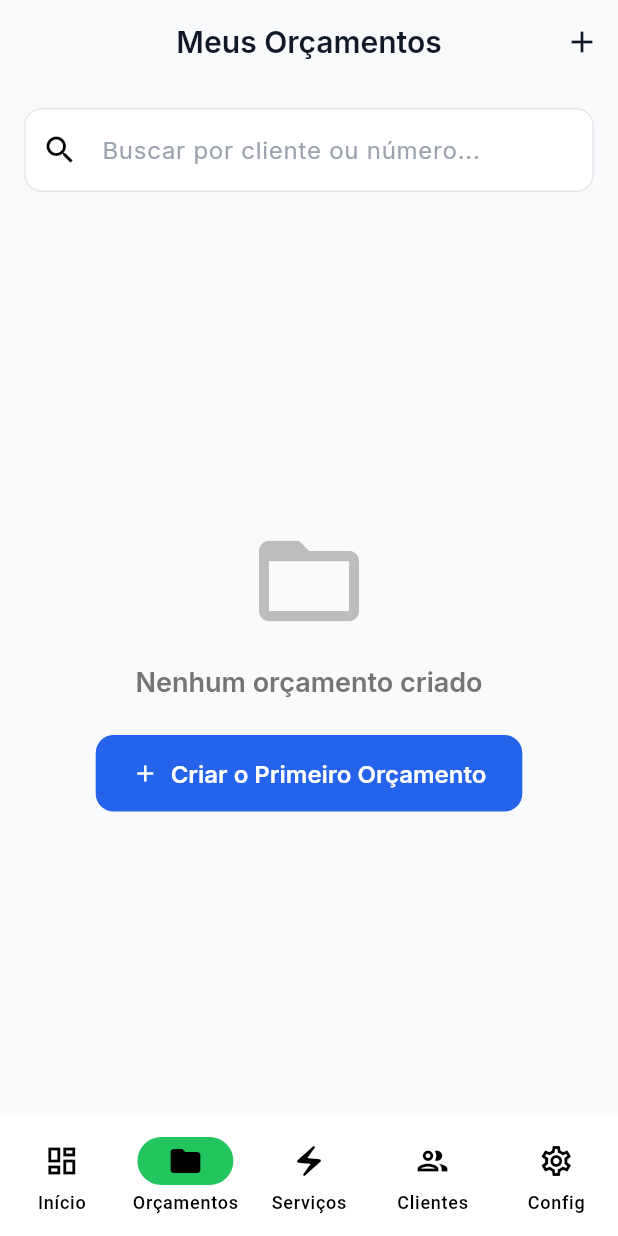
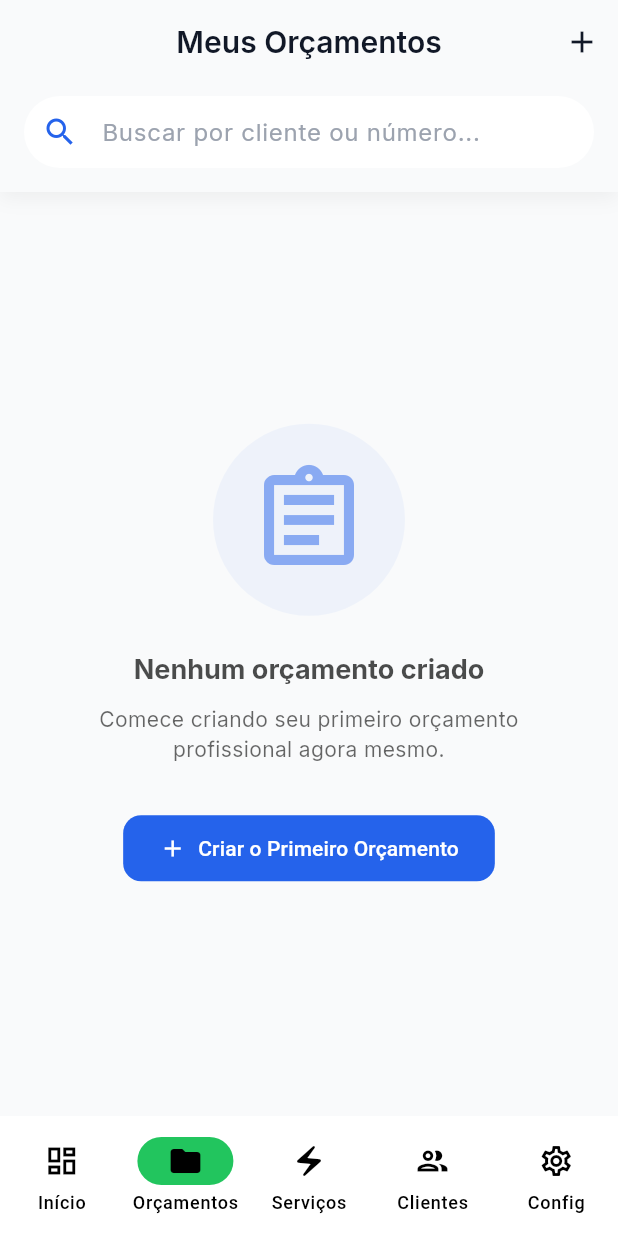
Before and after one commit to leaovictor/orca_facil, a Flutter app: the BudgetsScreen screen opened by its route, on a phone screen of 412 x 824 dp. Run offline on Flutter 3.47's test engine with Material 3 defaults, Android fonts, the phone set to English and light mode, and no system bars; our stand-ins replace cloud_firestore, cloud_functions, firebase_auth, firebase_core, firebase_storage, fl_chart and 10 more; missing offline and left inert: excel, pix_flutter; accounts and stored records are empty; network calls fail.

Commit message:
feat: Redesign budget card UI with updated styling, reorganized layout, and improved action buttons.

```diff
--- a/lib/screens/budget/budgets_screen.dart
+++ b/lib/screens/budget/budgets_screen.dart
@@ -139,24 +139,57 @@ class _BudgetsScreenState extends ConsumerState<BudgetsScreen> {
           return Column(
             children: [
               // Search Bar
-              Padding(
-                padding: const EdgeInsets.all(16),
+              Container(
+                padding: const EdgeInsets.fromLTRB(16, 8, 16, 16),
+                decoration: BoxDecoration(
+                  color: Theme.of(context).scaffoldBackgroundColor,
+                  boxShadow: [
+                    BoxShadow(
+                      color: Colors.black.withValues(alpha: 0.05),
+                      blurRadius: 10,
+                      offset: const Offset(0, 4),
+                    ),
+                  ],
+                ),
                 child: TextField(
                   controller: _searchController,
                   decoration: InputDecoration(
                     hintText: 'Buscar por cliente ou número...',
-                    prefixIcon: const Icon(Icons.search),
+                    prefixIcon: Icon(
+                      Icons.search,
+                      color: Theme.of(context).colorScheme.primary,
+                    ),
                     suffixIcon: _searchQuery.isNotEmpty
                         ? IconButton(
-                            icon: const Icon(Icons.clear),
+                            icon: const Icon(Icons.clear, size: 20),
                             onPressed: () {
                               _searchController.clear();
                               setState(() => _searchQuery = '');
                             },
                           )
                         : null,
+                    filled: true,
+                    fillColor: Theme.of(context).cardColor,
+                    contentPadding: const EdgeInsets.symmetric(
+                      horizontal: 20,
+                      vertical: 12,
+                    ),
                     border: OutlineInputBorder(
-                      borderRadius: BorderRadius.circular(12),
+                      borderRadius: BorderRadius.circular(30),
+                      borderSide: BorderSide.none,
+                    ),
+                    enabledBorder: OutlineInputBorder(
+                      borderRadius: BorderRadius.circular(30),
+                      borderSide: BorderSide.none,
+                    ),
+                    focusedBorder: OutlineInputBorder(
+                      borderRadius: BorderRadius.circular(30),
+                      borderSide: BorderSide(
+                        color: Theme.of(
+                          context,
+                        ).colorScheme.primary.withValues(alpha: 0.5),
+                        width: 1.5,
+                      ),
                     ),
                   ),
                   onChanged: (value) {
@@ -187,27 +220,65 @@ class _BudgetsScreenState extends ConsumerState<BudgetsScreen> {
 
                     if (budgets.isEmpty) {
                       return Center(
+                        child: Padding(
+                          padding: const EdgeInsets.all(32.0),
                           child: Column(
                             mainAxisAlignment: MainAxisAlignment.center,
                             children: [
-                            Icon(
-                              Icons.folder_open,
+                              Container(
+                                padding: const EdgeInsets.all(24),
+                                decoration: BoxDecoration(
+                                  color: Theme.of(
+                                    context,
+                                  ).colorScheme.primary.withValues(alpha: 0.05),
+                                  shape: BoxShape.circle,
+                                ),
+                                child: Icon(
+                                  Icons.assignment_outlined,
                                   size: 80,
-                              color: Colors.grey[400],
+                                  color: Theme.of(
+                                    context,
+                                  ).colorScheme.primary.withValues(alpha: 0.5),
                                 ),
-                            const SizedBox(height: 16),
+                              ),
+                              const SizedBox(height: 24),
                               Text(
                                 'Nenhum orçamento criado',
                                 style: Theme.of(context).textTheme.titleLarge
-                                  ?.copyWith(color: Colors.grey[600]),
+                                    ?.copyWith(
+                                      fontWeight: FontWeight.bold,
+                                      color: Theme.of(context)
+                                          .colorScheme
+                                          .onSurface
+                                          .withValues(alpha: 0.7),
                                     ),
-                            const SizedBox(height: 24),
-                            ElevatedButton.icon(
+                              ),
+                              const SizedBox(height: 12),
+                              Text(
+                                'Comece criando seu primeiro orçamento profissional agora mesmo.',
+                                textAlign: TextAlign.center,
+                                style: Theme.of(context).textTheme.bodyMedium
+                                    ?.copyWith(
+                                      color: Theme.of(context).hintColor,
+                                    ),
+                              ),
+                              const SizedBox(height: 32),
+                              FilledButton.icon(
                                 onPressed: () => context.push('/budget/new'),
                                 icon: const Icon(Icons.add),
                                 label: const Text('Criar o Primeiro Orçamento'),
+                                style: FilledButton.styleFrom(
+                                  padding: const EdgeInsets.symmetric(
+                                    horizontal: 24,
+                                    vertical: 12,
+                                  ),
+                                  shape: RoundedRectangleBorder(
+                                    borderRadius: BorderRadius.circular(12),
+                                  ),
+                                ),
                               ),
                             ],
+                          ),
                         ),
                       );
                     }
```
Also changed, not shown: lib/widgets/budget_card.dart (+90 -75 lines). Lines whose indentation alone changed are shown as unchanged.
